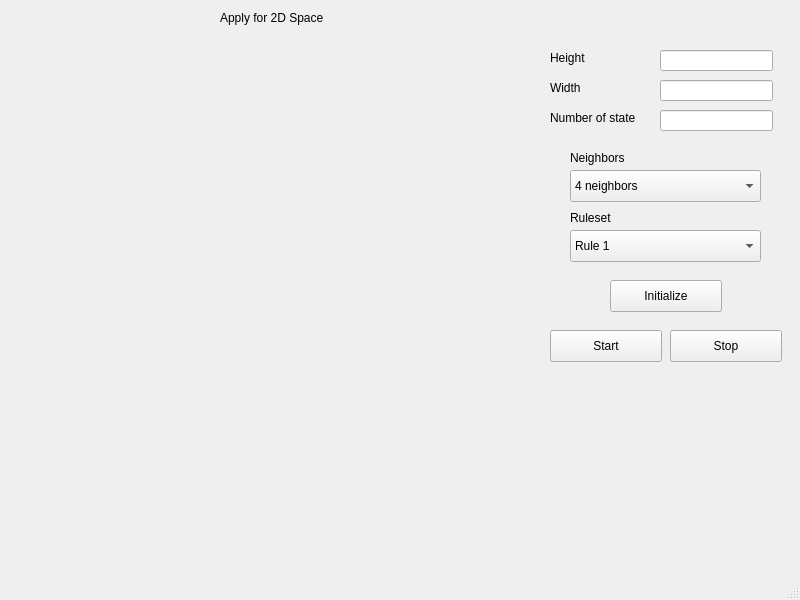
First picture: the form in mainwindow.ui, repository phanmduong/Cellular-Automaton-Simulator, before the edit.
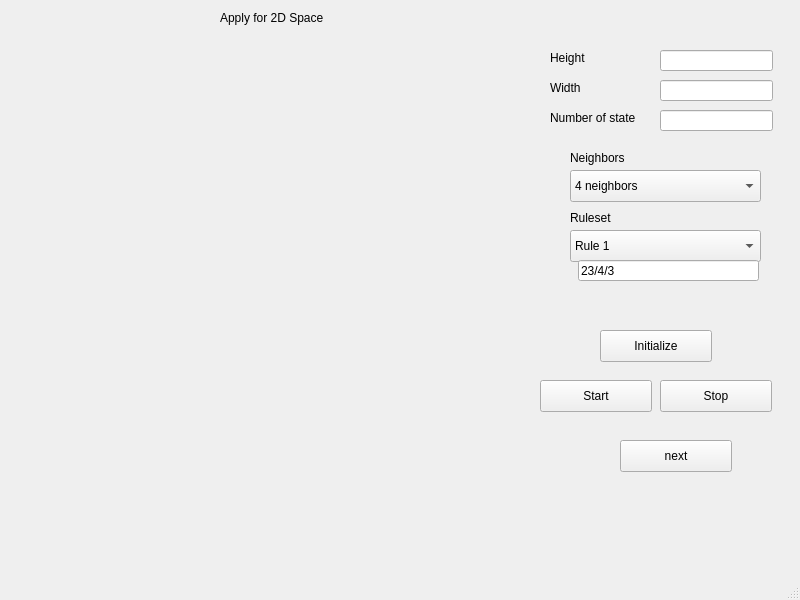
Second picture: the form after the edit.

Diff of the .ui file:
```diff
--- a/mainwindow.ui
+++ b/mainwindow.ui
@@ -86,8 +86,8 @@
    <widget class="QPushButton" name="pushButton">
     <property name="geometry">
      <rect>
-      <x>610</x>
-      <y>280</y>
+      <x>600</x>
+      <y>330</y>
       <width>112</width>
       <height>32</height>
      </rect>
@@ -99,8 +99,8 @@
    <widget class="QPushButton" name="pushButton_2">
     <property name="geometry">
      <rect>
-      <x>550</x>
-      <y>330</y>
+      <x>540</x>
+      <y>380</y>
       <width>112</width>
       <height>32</height>
      </rect>
@@ -112,8 +112,8 @@
    <widget class="QPushButton" name="pushButton_3">
     <property name="geometry">
      <rect>
-      <x>670</x>
-      <y>330</y>
+      <x>660</x>
+      <y>380</y>
       <width>112</width>
       <height>32</height>
      </rect>
@@ -219,6 +219,32 @@
      </rect>
     </property>
    </widget>
+   <widget class="QLineEdit" name="lineEdit">
+    <property name="geometry">
+     <rect>
+      <x>578</x>
+      <y>260</y>
+      <width>181</width>
+      <height>21</height>
+     </rect>
+    </property>
+    <property name="text">
+     <string>23/4/3</string>
+    </property>
+   </widget>
+   <widget class="QPushButton" name="pushButton_4">
+    <property name="geometry">
+     <rect>
+      <x>620</x>
+      <y>440</y>
+      <width>112</width>
+      <height>32</height>
+     </rect>
+    </property>
+    <property name="text">
+     <string>next</string>
+    </property>
+   </widget>
   </widget>
   <widget class="QMenuBar" name="menubar">
    <property name="geometry">
```
